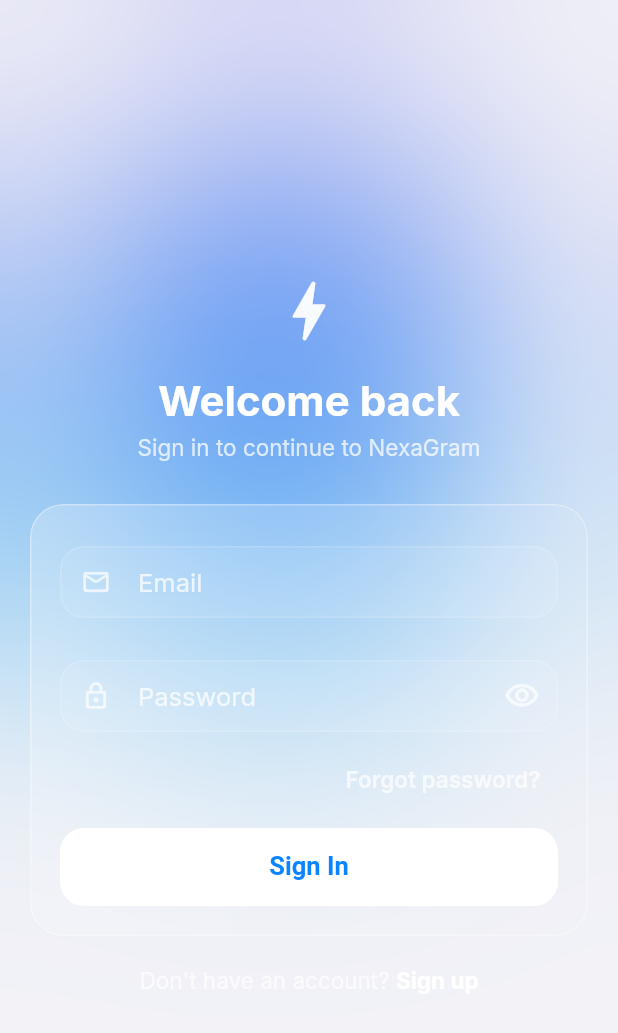
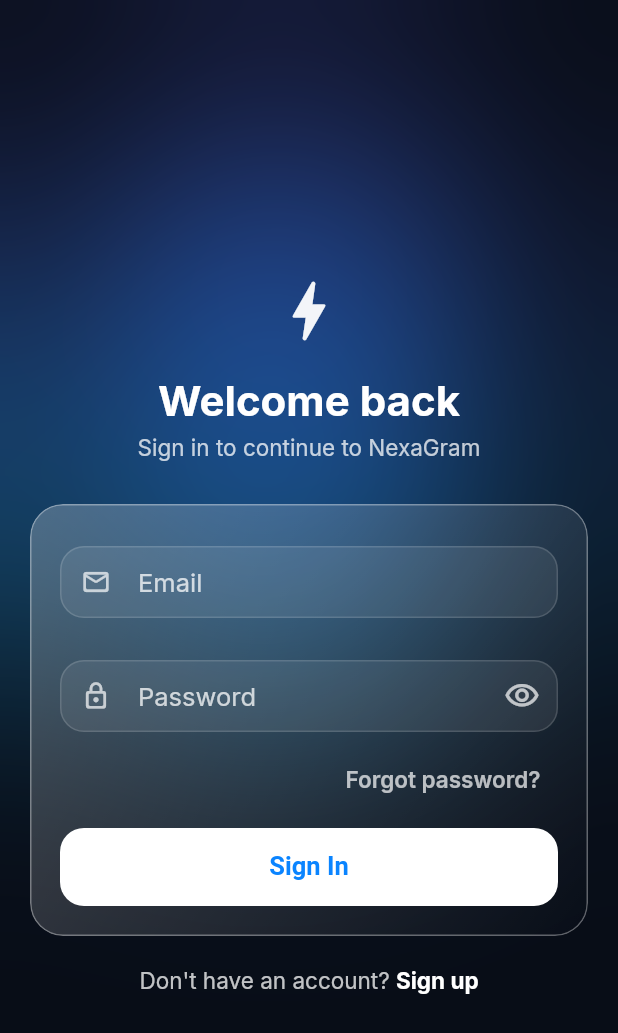
Before and after one commit to alexmargaryan4/nexagram_app, a Flutter app: the screen it shows after launch, on a phone screen of 412 x 824 dp. Shown: the top 1033 px of the screen. Run offline on Flutter 3.47's test engine with Material 3 defaults, Android fonts, the phone set to English and light mode, and no system bars; our stand-ins replace cached_network_image, equatable, file_picker, flutter_local_notifications, flutter_slidable, go_router and 4 more; accounts and stored records are empty.

Commit message:
Add files via upload

```diff
--- a/nexagram/lib/widgets/common/glass_container.dart
+++ b/nexagram/lib/widgets/common/glass_container.dart
@@ -122,6 +122,14 @@
 /// A full-bleed, slowly drifting gradient backdrop used behind glass panels
 /// on the splash, auth, and empty-state screens — this is what gives the
 /// glass panels something colorful to actually refract.
+///
+/// The screens placed on top of this background (splash, login, register)
+/// use hardcoded white text, so this backdrop is deliberately kept dark and
+/// saturated in *both* themes — unlike the rest of the app it does not
+/// lighten up in light mode. Letting it turn pale in light mode is what
+/// used to make white text on the auth screens nearly unreadable; a dark
+/// scrim underneath the color blobs keeps contrast high regardless of the
+/// active [ThemeMode].
 class LiquidGlassBackground extends StatefulWidget {
   const LiquidGlassBackground({super.key, this.child});
 
@@ -146,15 +154,14 @@
 
   @override
   Widget build(BuildContext context) {
-    final bool isDark = Theme.of(context).brightness == Brightness.dark;
-
     return Stack(
       fit: StackFit.expand,
       children: [
-        DecoratedBox(
-          decoration: BoxDecoration(
-            color: isDark ? AppColors.darkBackground : AppColors.lightBackground,
-          ),
+        // Deliberately a fixed dark base (not theme-dependent) so the
+        // white text/icons used throughout the auth flow stay legible
+        // whether the app is in light or dark mode.
+        const DecoratedBox(
+          decoration: BoxDecoration(color: Color(0xFF0B1220)),
         ),
         AnimatedBuilder(
           animation: _controller,
@@ -166,13 +173,13 @@
                   color: AppColors.brandGradient[0],
                   alignment: Alignment(0.9 * math.cos(t), -0.8 * math.sin(t)),
                   size: 340,
-                  opacity: isDark ? 0.35 : 0.45,
+                  opacity: 0.55,
                 ),
                 _GlassBlob(
                   color: AppColors.brandGradient[2],
                   alignment: Alignment(-0.8 * math.sin(t), 0.9 * math.cos(t)),
                   size: 300,
-                  opacity: isDark ? 0.30 : 0.40,
+                  opacity: 0.50,
                 ),
                 _GlassBlob(
                   color: AppColors.brandGradient[1],
@@ -181,7 +188,7 @@
                     0.7 * math.sin(t + 1.5),
                   ),
                   size: 260,
-                  opacity: isDark ? 0.28 : 0.35,
+                  opacity: 0.45,
                 ),
               ],
             );
@@ -193,6 +200,13 @@
             child: const SizedBox.expand(),
           ),
         ),
+        // Soft dark scrim on top of the blurred blobs so white text/icons
+        // keep enough contrast even over the brightest part of the blur.
+        DecoratedBox(
+          decoration: BoxDecoration(
+            color: Colors.black.withOpacity(0.28),
+          ),
+        ),
         if (widget.child != null) widget.child!,
       ],
     );
```
